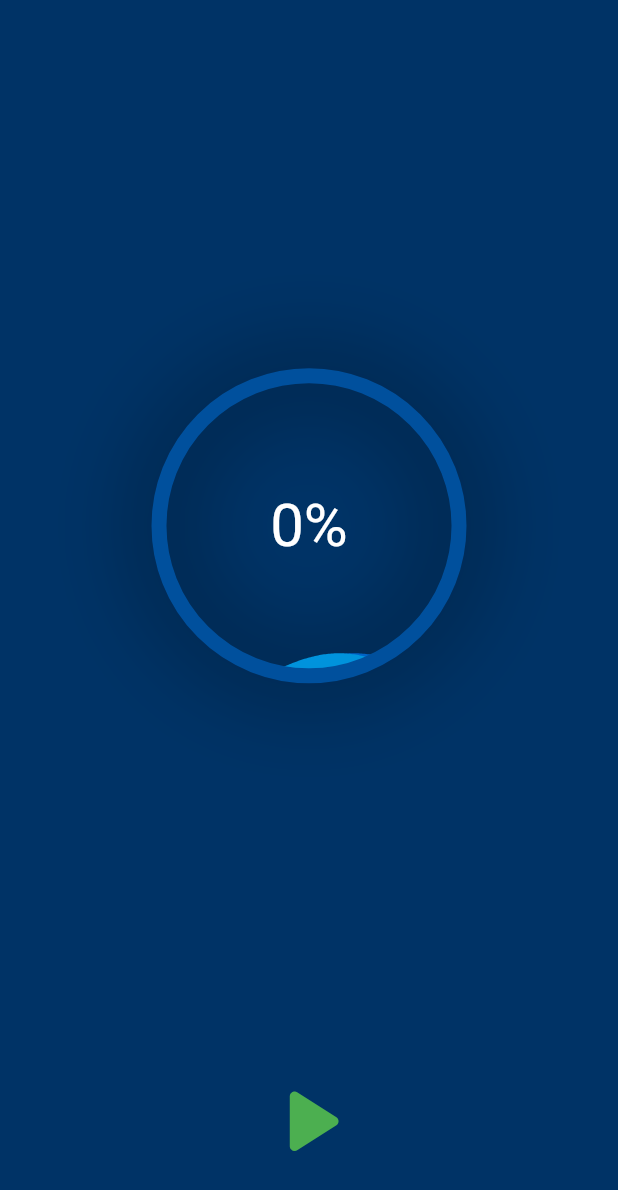
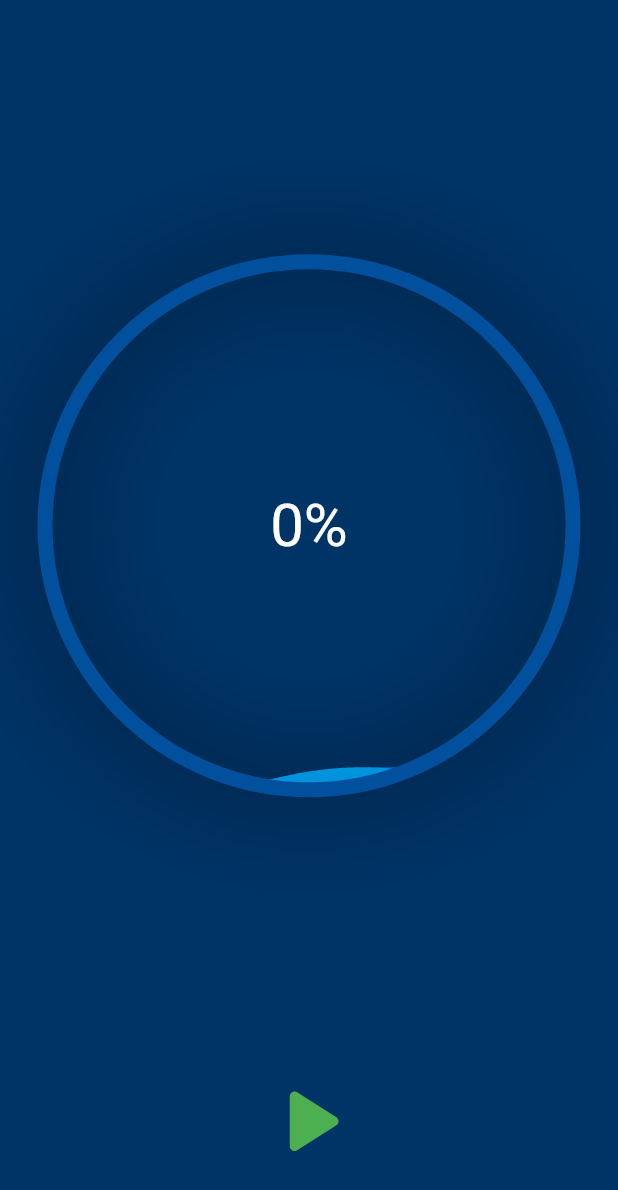
Before and after one commit to meeziest/spherical_water_wavy_progress_bar, a Flutter app: the screen it shows after launch, on a phone screen of 412 x 824 dp. Shown: the top 1190 px of the screen. Run offline on Flutter 3.47's test engine with Material 3 defaults, Android fonts, the phone set to English and light mode, and no system bars.

Commit message:
[main] refactor

```diff
--- a/lib/main.dart
+++ b/lib/main.dart
@@ -94,15 +94,12 @@ class _CircularWaveProgressState extends State<CircularWaveProgress> with Ticker
       child: Column(
         children: [
           Expanded(
-            child: Center(
-              child: SizedBox.square(
-                dimension: 200,
-                child: LayoutBuilder(
-                  builder: (_, constraints) => SphericalWaterRippleProgressBar(
-                    progress: _progressAnimation,
-                    waveAnimation: _waveAnimation,
-                    sphereRadius: constraints.biggest.shortestSide / 2,
-                  ),
+            child: LayoutBuilder(
+              builder: (_, constraints) => Center(
+                child: SphericalWaterRippleProgressBar(
+                  progress: _progressAnimation,
+                  waveAnimation: _waveAnimation,
+                  sphereRadius: constraints.biggest.shortestSide / 2,
                 ),
               ),
             ),
```
